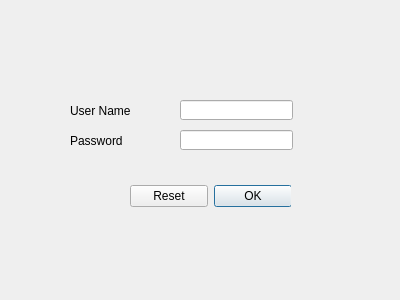
Qt form login_form_dialog_base.ui (vinif/login_form) before a commit.
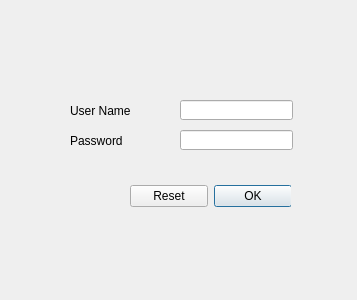
The same form after that commit.

Commit message: Added reset logic

What changed in the file:
```diff
--- a/login_form_dialog_base.ui
+++ b/login_form_dialog_base.ui
@@ -6,7 +6,7 @@
    <rect>
     <x>0</x>
     <y>0</y>
-    <width>400</width>
+    <width>357</width>
     <height>300</height>
    </rect>
   </property>
```
Left out of the diff: 19 changed lines with no effect on the pictures. The commit also changes 2 other files.
